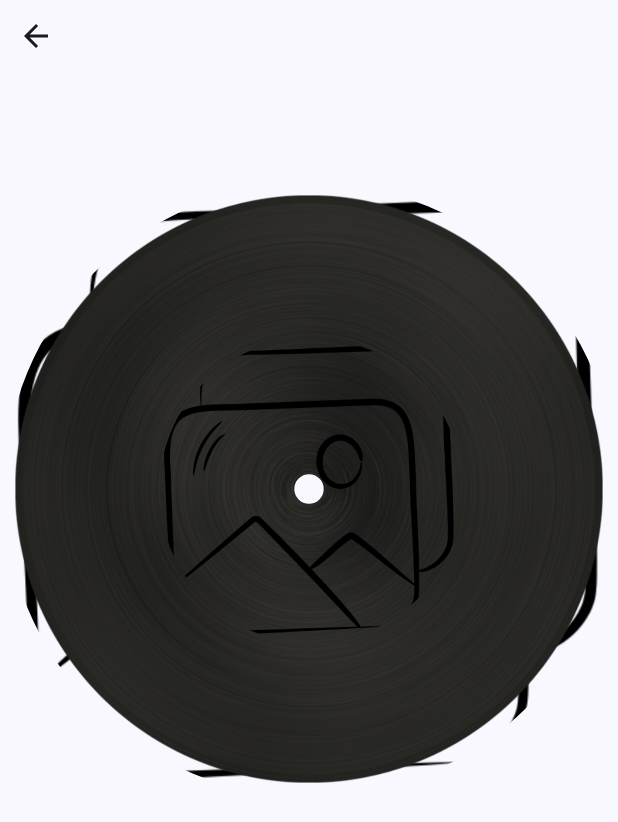
After one commit to syedAndroid-dev/MediaLibraryApp, an Android app built with Jetpack Compose: the composable CommonAudioPlayerScreen called with empty values, on a phone screen of 412 x 824 dp. The commit adds this screen. Shown: the top 822 px of the screen. Run offline under Robolectric (Android 15) with nearby library versions, the phone set to English and light mode, and no system bars; pictures from the network do not load; 1 statement that could not run was skipped.

Commit message:
CommonVideo Player and Audio Player Implemented.

```diff
--- a/app/build.gradle.kts
+++ b/app/build.gradle.kts
@@ -139,6 +139,12 @@ dependencies {
     ksp(libs.room.compiler)
     implementation(libs.work.manager)
 
+    //Media3
+    implementation(libs.androidx.media3.exoplayer.v131)
+    implementation(libs.androidx.media3.ui)
+    implementation(libs.androidx.media3.common)
+    implementation(libs.androidx.media3.session)
+
     //test
     testImplementation(libs.junit)
     androidTestImplementation(libs.androidx.junit)
--- a/app/src/main/java/com/syeddev/medialibraryapp/core/components/CommonAsyncImage.kt
+++ b/app/src/main/java/com/syeddev/medialibraryapp/core/components/CommonAsyncImage.kt
@@ -23,7 +23,7 @@ fun CommonAsyncImage(
     url: String = "",
     alpha: Float = 1f,
     contentScale: ContentScale = ContentScale.FillHeight,
-    mediaType: MediaType
+    mediaType: MediaType = MediaType.IMAGE
 ) {
     val context = LocalActivity.current ?: return
 
--- a/app/src/main/java/com/syeddev/medialibraryapp/core/components/CommonMediaPlayer.kt
+++ /dev/null
@@ -1 +0,0 @@
-package com.syeddev.medialibraryapp.core.components
--- /dev/null
+++ b/app/src/main/java/com/syeddev/medialibraryapp/core/components/commonaudioplayer/CommonAudioPlayerScreen.kt
@@ -0,0 +1,260 @@
+package com.syeddev.medialibraryapp.core.components.commonaudioplayer
+
+import android.os.Build
+import androidx.annotation.RequiresApi
+import androidx.compose.animation.core.Animatable
+import androidx.compose.animation.core.LinearEasing
+import androidx.compose.animation.core.LinearOutSlowInEasing
+import androidx.compose.animation.core.RepeatMode
+import androidx.compose.animation.core.infiniteRepeatable
+import androidx.compose.animation.core.tween
+import androidx.compose.foundation.Image
+import androidx.compose.foundation.clickable
+import androidx.compose.foundation.layout.Box
+import androidx.compose.foundation.layout.Column
+import androidx.compose.foundation.layout.Row
+import androidx.compose.foundation.layout.Spacer
+import androidx.compose.foundation.layout.aspectRatio
+import androidx.compose.foundation.layout.fillMaxSize
+import androidx.compose.foundation.layout.fillMaxWidth
+import androidx.compose.foundation.layout.height
+import androidx.compose.foundation.layout.size
+import androidx.compose.foundation.shape.CircleShape
+import androidx.compose.material.icons.Icons
+import androidx.compose.material.icons.automirrored.filled.ArrowBack
+import androidx.compose.material3.Icon
+import androidx.compose.material3.IconButton
+import androidx.compose.material3.Slider
+import androidx.compose.material3.SliderDefaults
+import androidx.compose.material3.Text
+import androidx.compose.runtime.Composable
+import androidx.compose.runtime.LaunchedEffect
+import androidx.compose.runtime.getValue
+import androidx.compose.runtime.mutableFloatStateOf
+import androidx.compose.runtime.saveable.rememberSaveable
+import androidx.compose.runtime.setValue
+import androidx.compose.ui.Alignment
+import androidx.compose.ui.Modifier
+import androidx.compose.ui.draw.clip
+import androidx.compose.ui.draw.rotate
+import androidx.compose.ui.geometry.Rect
+import androidx.compose.ui.geometry.Size
+import androidx.compose.ui.graphics.Color
+import androidx.compose.ui.graphics.Outline
+import androidx.compose.ui.graphics.Path
+import androidx.compose.ui.graphics.PathOperation
+import androidx.compose.ui.res.painterResource
+import androidx.compose.ui.text.font.FontWeight
+import androidx.compose.ui.unit.Density
+import androidx.compose.ui.unit.Dp
+import androidx.compose.ui.unit.LayoutDirection
+import androidx.compose.ui.unit.dp
+import androidx.compose.ui.unit.sp
+import com.syeddev.medialibraryapp.R
+import com.syeddev.medialibraryapp.core.components.CommonAsyncImage
+
+@RequiresApi(Build.VERSION_CODES.O)
+@Composable
+fun CommonAudioPlayerScreen(
+    modifier: Modifier = Modifier,
+    name: String,
+    artist: String,
+    isPlaying: Boolean,
+    musicAlbumImageUrl: String
+) {
+    Column(
+        modifier = Modifier
+            .fillMaxSize(),
+    ) {
+        Row (
+            modifier = Modifier
+                .fillMaxWidth()
+        ){
+            IconButton(
+                onClick = {}
+            ) {
+                Icon(
+                    Icons.AutoMirrored.Filled.ArrowBack,
+                    contentDescription = "Back"
+                )
+            }
+        }
+
+        Text(
+            text = name,
+            fontSize = 24.sp,
+            color = Color.Black,
+            fontWeight = FontWeight.SemiBold
+        )
+        Spacer(modifier = Modifier.height(8.dp))
+        Text(
+            text = artist,
+            fontSize = 12.sp,
+            color = Color.Black,
+            fontWeight = FontWeight.Bold
+        )
+        Spacer(modifier = Modifier.height(16.dp))
+
+        AlbumCoverAnimation(
+            isSongPlaying = isPlaying,
+            musicAlbumImageUrl = musicAlbumImageUrl
+        )
+    }
+}
+
+@Composable
+fun AlbumCoverAnimation(
+    modifier: Modifier = Modifier,
+    isSongPlaying: Boolean = true,
+    musicAlbumImageUrl: String
+) {
+    var currentRotation by rememberSaveable {
+        mutableFloatStateOf(0f)
+    }
+
+    val rotation = rememberSaveable {
+        Animatable(currentRotation)
+    }
+
+    LaunchedEffect(isSongPlaying) {
+        if (isSongPlaying) {
+            rotation.animateTo(
+                targetValue = currentRotation + 360f,
+                animationSpec = infiniteRepeatable(
+                    animation = tween(3000, easing = LinearEasing),
+                    repeatMode = RepeatMode.Restart
+                )
+            ) {
+                currentRotation = value
+            }
+        } else {
+            if (currentRotation > 0f) {
+                rotation.animateTo(
+                    targetValue = currentRotation + 50,
+                    animationSpec = tween(
+                        1250,
+                        easing = LinearOutSlowInEasing
+                    )
+                ) {
+                    currentRotation = value
+                }
+            }
+        }
+    }
+
+    AlbumCover(
+        rotationDegrees = rotation.value,
+        musicAlbumImageUrl = musicAlbumImageUrl
+    )
+}
+
+@Composable
+fun AlbumCover(
+    modifier: Modifier = Modifier,
+    rotationDegrees: Float = 0f,
+    musicAlbumImageUrl: String
+) {
+    val roundedShape = object : androidx.compose.ui.graphics.Shape {
+        override fun createOutline(
+            size: Size,
+            layoutDirection: LayoutDirection,
+            density: Density
+        ): Outline {
+            val p1 = Path().apply {
+                addOval(Rect(4f, 3f, size.width - 1, size.height - 1))
+            }
+            val thickness = size.height / 2.10f
+            val p2 = Path().apply {
+                addOval(
+                    Rect(
+                        thickness,
+                        thickness,
+                        size.width - thickness,
+                        size.height - thickness
+                    )
+                )
+            }
+            val p3 = Path()
+            p3.op(p1, p2, PathOperation.Difference)
+
+            return Outline.Generic(p3)
+        }
+    }
+
+    Box(
+        modifier = modifier
+            .aspectRatio(1.0f)
+            .clip(roundedShape)
+    ) {
+        CommonAsyncImage(
+            modifier = Modifier
+                .fillMaxSize()
+                .rotate(rotationDegrees),
+            url = musicAlbumImageUrl
+        )
+        Image(
+            modifier = Modifier
+                .fillMaxSize()
+                .rotate(rotationDegrees),
+            painter = painterResource(id = R.drawable.ic_album_background),
+            contentDescription = "AlBum Background"
+        )
+
+        CommonAsyncImage(
+            modifier = Modifier
+                .fillMaxSize(0.5f)
+                .rotate(rotationDegrees)
+                .aspectRatio(1.0f)
+                .align(Alignment.Center)
+                .clip(roundedShape),
+            url = musicAlbumImageUrl,
+        )
+
+    }
+}
+
+@Composable
+fun TrackSlider(
+    value: Float,
+    onValueChange: (newValue: Float) -> Unit,
+    onValueChangeFinished: () -> Unit,
+    songDuration: Float
+) {
+    Slider(
+        value = value,
+        onValueChange = {
+            onValueChange(it)
+        },
+        onValueChangeFinished = {
+
+            onValueChangeFinished()
+
+        },
+        valueRange = 0f..songDuration,
+        colors = SliderDefaults.colors(
+            thumbColor = Color.Black,
+            activeTrackColor = Color.DarkGray,
+            inactiveTrackColor = Color.Gray,
+        )
+    )
+}
+
+@Composable
+fun ControlButton(icon: Int, size: Dp, onClick: () -> Unit) {
+    Box(
+        modifier = Modifier
+            .size(size)
+            .clip(CircleShape)
+            .clickable {
+                onClick()
+            },
+        contentAlignment = Alignment.Center
+    ) {
+        Icon(
+            modifier = Modifier.size(size / 1.5f),
+            painter = painterResource(id = icon),
+            tint = Color.Black,
+            contentDescription = null
+        )
+    }
+}
--- a/app/src/main/java/com/syeddev/medialibraryapp/core/navigation/MediaLibraryNavigationGraph.kt
+++ b/app/src/main/java/com/syeddev/medialibraryapp/core/navigation/MediaLibraryNavigationGraph.kt
@@ -23,6 +23,7 @@ import androidx.navigation.compose.NavHost
 import androidx.navigation.compose.composable
 import androidx.navigation.compose.rememberNavController
 import com.syeddev.medialibraryapp.core.base.BaseViewModel
+import com.syeddev.medialibraryapp.core.components.commonmediaplayer.CommonMediaPlayer
 import com.syeddev.medialibraryapp.features.auth.presentation.signin.SignInScreen
 import com.syeddev.medialibraryapp.features.auth.presentation.signup.SignUpScreen
 import com.syeddev.medialibraryapp.features.mediagallery.presentation.MediaGalleryScreen
@@ -72,7 +73,8 @@ fun MediaLibraryNavigationGraph(
         }
 
         composable<Destination.MediaGallery> {
-            MediaGalleryScreen()
+            CommonMediaPlayer()
+           // MediaGalleryScreen()
         }
 
         composable<Destination.MediaDetails> {
--- a/gradle/libs.versions.toml
+++ b/gradle/libs.versions.toml
@@ -17,6 +17,7 @@ activity = "1.10.1"
 ktx-coroutines = "1.9.0"
 lifecycleRuntimeKtx = "2.8.7"
 lottieCompose = "4.0.0"
+media3Exoplayer = "1.3.1"
 pagingCompose = "3.3.6"
 uiTextGoogleFonts = "1.7.8"
 viewModel = "2.8.7"
@@ -72,6 +73,10 @@ test-rule = "1.6.1"
 [libraries]
 
 #Kotlin
+androidx-media3-common = { module = "androidx.media3:media3-common", version.ref = "media3Exoplayer" }
+androidx-media3-exoplayer-v131 = { module = "androidx.media3:media3-exoplayer", version.ref = "media3Exoplayer" }
+androidx-media3-session = { module = "androidx.media3:media3-session", version.ref = "media3Exoplayer" }
+androidx-media3-ui = { module = "androidx.media3:media3-ui", version.ref = "media3Exoplayer" }
 androidx-paging-compose = { module = "androidx.paging:paging-compose", version.ref = "pagingCompose" }
 androidx-paging-runtime-ktx = { module = "androidx.paging:paging-runtime-ktx", version.ref = "pagingCompose" }
 androidx-ui-text-google-fonts = { module = "androidx.compose.ui:ui-text-google-fonts", version.ref = "uiTextGoogleFonts" }
```
Also changed, not shown: app/src/main/java/com/syeddev/medialibraryapp/core/components/commonaudioplayer/CommonAudioPlayerViewModel.kt (added, +24 -0 lines), app/src/main/java/com/syeddev/medialibraryapp/core/components/commonmediaplayer/CommonMediaPlayer.kt (added, +60 -0 lines), app/src/main/java/com/syeddev/medialibraryapp/core/components/commonmediaplayer/CommonMediaPlayerViewModel.kt (added, +44 -0 lines), app/src/main/java/com/syeddev/medialibraryapp/di/VideoPlayerModule.kt (added, +22 -0 lines), app/src/main/res/drawable/ic_album_background.png (added).
